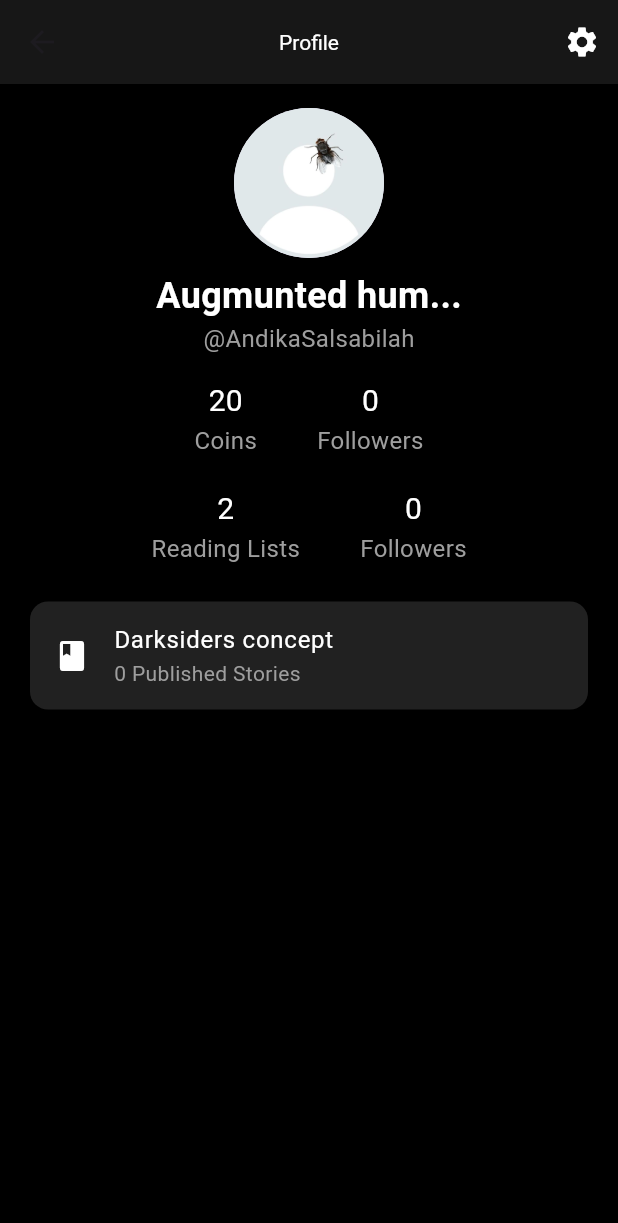
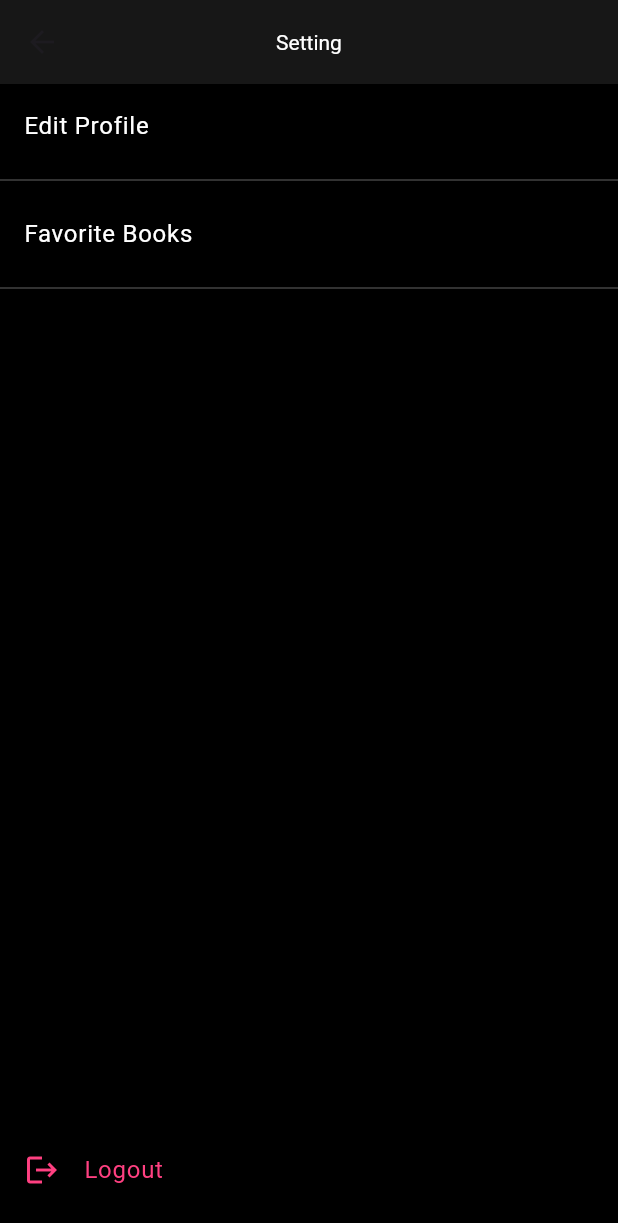
Before and after one commit to DarkMephisto155115/Prak_Mobile, a Flutter app: the ProfileScreen screen opened by its route, after a tap on the "settings" icon, on a phone screen of 412 x 824 dp. Shown: the top 1223 px of the screen. Run offline on Flutter 3.47's test engine with Material 3 defaults, Android fonts, the phone set to English and light mode, and no system bars; our stand-ins replace cloud_firestore, firebase_auth, firebase_core, firebase_storage, get, image_picker and 2 more; accounts and stored records are empty.

Commit message:
A setting_page F profile

```diff
--- a/lib/presentation/bindings/main_bindings.dart
+++ b/lib/presentation/bindings/main_bindings.dart
@@ -3,6 +3,7 @@ import 'package:terra_brain/presentation/controllers/LoginController.dart';
 import 'package:terra_brain/presentation/controllers/best_seller_list_controller.dart';
 import 'package:terra_brain/presentation/controllers/profile_controller.dart';
 import 'package:terra_brain/presentation/controllers/register_controller.dart';
+import 'package:terra_brain/presentation/controllers/seeting_controller.dart';
 
 class MainBinding extends Bindings {
   @override
@@ -44,3 +45,13 @@ class RegisterBinding extends Bindings {
     );
   }
 }
+
+class SettingBinding extends  Bindings {
+  @override
+  void dependencies() {
+    Get.lazyPut<SettingController>(
+      () => SettingController(),
+    );
+  }
+
+}
--- a/lib/presentation/pages/profile_page.dart
+++ b/lib/presentation/pages/profile_page.dart
@@ -1,6 +1,6 @@
 import 'package:flutter/material.dart';
 import 'package:get/get.dart';
-import 'dart:io';
+import 'package:terra_brain/presentation/routes/app_pages.dart';
 import '../controllers/profile_controller.dart';
 
 class ProfileScreen extends GetView<ProfileController> {
@@ -13,14 +13,14 @@ class ProfileScreen extends GetView<ProfileController> {
       appBar: AppBar(
         backgroundColor: const Color(0xFF171717),
         elevation: 0,
-        title: Text('Profile'),
-        titleTextStyle: TextStyle(color: Colors.white),
+        title: const Text('Profile'),
+        titleTextStyle: const TextStyle(color: Colors.white),
         centerTitle: true,
         actions: [
           IconButton(
-            icon: Icon(Icons.settings, color: Colors.white),
+            icon: const Icon(Icons.settings, color: Colors.white),
             onPressed: () {
-              // Settings action
+              Get.toNamed(Routes.SETTING);
             },
           ),
         ],
@@ -29,33 +29,26 @@ class ProfileScreen extends GetView<ProfileController> {
         padding: const EdgeInsets.all(16.0),
         child: Column(
           children: [
-            // Profile image and username
-            GestureDetector(
-              onTap: () {
-                controller.pickImage();
-              },
-              child: Obx(() {
-                return CircleAvatar(
-                  radius: 50,
-                  backgroundImage: controller.profileImagePath.value.isEmpty
-                      ? AssetImage('assets/images/default_profile.jpeg')
-                      : FileImage(File(controller.profileImagePath.value)),
-                );
-              }),
-            ),
-            const SizedBox(height: 8),
-            Text(
-              'Augmunted hum...',
+            Obx(() => CircleAvatar(
+              radius: 50,
+              backgroundImage: controller.imagesURL.value.isNotEmpty
+                  ? NetworkImage(controller.imagesURL.value)
+                  : const AssetImage('assets/images/default_profile.jpeg') as ImageProvider,
+            )),
+            const SizedBox(height: 16),
+            Obx(() => Text(
+              controller.name.value,
               style: const TextStyle(
-                  color: Colors.white,
-                  fontSize: 24,
-                  fontWeight: FontWeight.bold),
-            ),
-            Text(
-              '@AndikaSalsabilah',
-              style: TextStyle(color: Colors.grey, fontSize: 16),
-            ),
-            SizedBox(height: 16),
+                color: Colors.white,
+                fontSize: 24,
+                fontWeight: FontWeight.bold,
+              ),
+            )),
+            Obx(() => Text(
+              '@${controller.username.value}',
+              style: const TextStyle(color: Colors.grey, fontSize: 16),
+            )),
+            const SizedBox(height: 16),
 
             // Coins and followers
             Obx(() {
@@ -66,22 +59,22 @@ class ProfileScreen extends GetView<ProfileController> {
                     children: [
                       Text(
                         '${controller.coins.value}',
-                        style: TextStyle(color: Colors.white, fontSize: 20),
+                        style: const TextStyle(color: Colors.white, fontSize: 20),
                       ),
-                      Text(
+                      const Text(
                         'Coins',
                         style: TextStyle(color: Colors.grey, fontSize: 16),
                       ),
                     ],
                   ),
-                  SizedBox(width: 40),
+                  const SizedBox(width: 40),
                   Column(
                     children: [
                       Text(
                         '${controller.followers.value}',
-                        style: TextStyle(color: Colors.white, fontSize: 20),
+                        style: const TextStyle(color: Colors.white, fontSize: 20),
                       ),
-                      Text(
+                      const Text(
                         'Followers',
                         style: TextStyle(color: Colors.grey, fontSize: 16),
                       ),
@@ -90,7 +83,7 @@ class ProfileScreen extends GetView<ProfileController> {
                 ],
               );
             }),
-            SizedBox(height: 20),
+            const SizedBox(height: 20),
 
             // Buttons for lists and followers
             Row(
@@ -108,9 +101,9 @@ class ProfileScreen extends GetView<ProfileController> {
                     ),
                   ],
                 ),
-                SizedBox(width: 40),
+                const SizedBox(width: 40),
                 Column(
-                  children: [
+                  children: const [
                     Text(
                       '0',
                       style: TextStyle(color: Colors.white, fontSize: 20),
@@ -123,22 +116,23 @@ class ProfileScreen extends GetView<ProfileController> {
                 ),
               ],
             ),
-            SizedBox(height: 20),
-
+            const SizedBox(height: 20),
             // Story card
             Expanded(
               child: ListView(
                 children: [
                   Card(
                     color: Colors.grey[900],
-                    child: ListTile(
+                    child: const ListTile(
                       leading: Icon(Icons.book, color: Colors.white),
                       title: Text(
                         'Darksiders concept',
                         style: TextStyle(color: Colors.white),
                       ),
-                      subtitle: Text('0 Published Stories',
-                          style: TextStyle(color: Colors.grey)),
+                      subtitle: Text(
+                        '0 Published Stories',
+                        style: TextStyle(color: Colors.grey),
+                      ),
                     ),
                   ),
                 ],
--- /dev/null
+++ b/lib/presentation/pages/setting_page.dart
@@ -0,0 +1,60 @@
+import 'package:flutter/material.dart';
+import 'package:get/get.dart';
+import 'package:terra_brain/presentation/controllers/seeting_controller.dart';
+
+class SettingPage extends GetView<SettingController> {
+  const SettingPage({super.key});
+
+  @override
+  Widget build(BuildContext context) {
+    return Scaffold(
+      backgroundColor: Colors.black,
+      appBar: AppBar(
+        backgroundColor: const Color(0xFF171717),
+        elevation: 0,
+        title: const Text('Setting'),
+        titleTextStyle: const TextStyle(color: Colors.white),
+        centerTitle: true,
+      ),
+      body: Column(
+        children: [
+          ListTile(
+            title: const Text(
+              'Edit Profile',
+              style: TextStyle(color: Colors.white),
+            ),
+            onTap: () {
+              // Tambahkan navigasi ke halaman Edit Profile di sini
+              print("Navigate to Edit Profile");
+            },
+          ),
+          Divider(color: Colors.grey[800]),
+          ListTile(
+            title: const Text(
+              'Favorite Books',
+              style: TextStyle(color: Colors.white),
+            ),
+            onTap: () {
+              // Tambahkan navigasi ke halaman Favorite Books di sini
+              print("Navigate to Favorite Books");
+            },
+          ),
+          Divider(color: Colors.grey[800]),
+          Spacer(),
+          ListTile(
+            leading: const Icon(Icons.logout, color: Colors.pinkAccent),
+            title: const Text(
+              'Logout',
+              style: TextStyle(color: Colors.pinkAccent),
+            ),
+            onTap: () {
+              // Panggil fungsi logout dari controller
+              controller.logout();
+            },
+          ),
+          const SizedBox(height: 16),
+        ],
+      ),
+    );
+  }
+}
--- a/lib/presentation/routes/app_pages.dart
+++ b/lib/presentation/routes/app_pages.dart
@@ -6,6 +6,7 @@ import 'package:terra_brain/presentation/pages/home_page.dart';
 import 'package:terra_brain/presentation/pages/profile_page.dart';
 import 'package:terra_brain/presentation/pages/image_page.dart';
 import 'package:terra_brain/presentation/pages/registration_page.dart';
+import 'package:terra_brain/presentation/pages/setting_page.dart';
 import 'package:terra_brain/presentation/pages/splash_screen.dart';
 import '../../presentation/pages/login_page.dart';
 
@@ -48,5 +49,10 @@ class AppPages {
       page: () => const SplashScreen(),
       binding: RegisterBinding(),
     ),
+    GetPage(
+      name: Routes.SETTING,
+      page: () => const SettingPage(),
+      binding: SettingBinding(),
+    ),
   ];
 }
--- a/lib/presentation/routes/app_routes.dart
+++ b/lib/presentation/routes/app_routes.dart
@@ -9,4 +9,5 @@ abstract class Routes {
   static const LOGIN = '/login';
   static const API = '/api';
   static const SPLASH = '/splash';
+  static const SETTING = '/setting';
 }
```
Also changed, not shown: lib/presentation/controllers/profile_controller.dart (+43 -14 lines), lib/presentation/controllers/seeting_controller.dart (added, +34 -0 lines), firebase.json, lib/firebase_options.dart, 1 other file.
